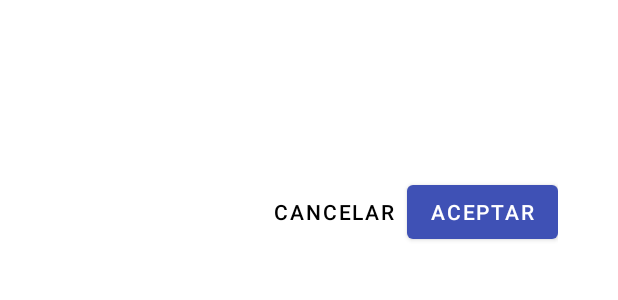
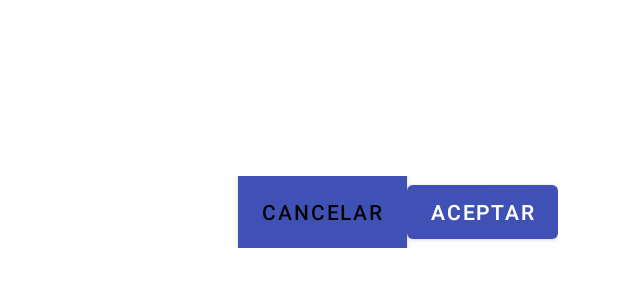
Before and after one commit to irvinjoao19/FiveSYS, an Android app: the layout dialog_message.xml on its own in the app's theme, with its tools: preview values and no code run, on a phone screen of 412 x 824 dp. Shown: the top 300 px of the screen. Run offline under Robolectric (Android 15) with nearby library versions, the phone set to English and light mode, and no system bars.

Commit message:
change irvin

```diff
--- a/app/src/main/java/com/fivesys/alphamanufacturas/fivesys/entities/Auditor.kt
+++ b/app/src/main/java/com/fivesys/alphamanufacturas/fivesys/entities/Auditor.kt
@@ -12,18 +12,20 @@ open class Auditor : RealmObject {
     var NombreCompleto: String = ""
     var Correo: String = ""
     var Clave: String = ""
+    var Error: String = ""
     //46936232
     //Qwerty12345-
 
     constructor() : super()
 
-    constructor(AuditorId: Int, TipoDocumentoId: Int, NroDocumento: String, NombreCompleto: String, Correo: String, Clave: String) : super() {
+    constructor(AuditorId: Int, TipoDocumentoId: Int, NroDocumento: String, NombreCompleto: String, Correo: String, Clave: String, Error: String) : super() {
         this.AuditorId = AuditorId
         this.TipoDocumentoId = TipoDocumentoId
         this.NroDocumento = NroDocumento
         this.NombreCompleto = NombreCompleto
         this.Correo = Correo
         this.Clave = Clave
+        this.Error = Error
     }
 
     constructor(TipoDocumentoId: Int, NroDocumento: String, Clave: String) : super() {
@@ -31,4 +33,6 @@ open class Auditor : RealmObject {
         this.NroDocumento = NroDocumento
         this.Clave = Clave
     }
+
+
 }
--- a/app/src/main/java/com/fivesys/alphamanufacturas/fivesys/helper/Dialog.java
+++ b/app/src/main/java/com/fivesys/alphamanufacturas/fivesys/helper/Dialog.java
@@ -1,7 +1,7 @@
 package com.fivesys.alphamanufacturas.fivesys.helper;
 
+
 import android.annotation.SuppressLint;
-import android.app.AlertDialog;
 import android.content.Context;
 import android.view.LayoutInflater;
 import android.view.View;
@@ -10,8 +10,8 @@ import android.widget.TextView;
 import com.fivesys.alphamanufacturas.fivesys.R;
 import com.google.android.material.button.MaterialButton;
 
+import androidx.appcompat.app.AlertDialog;
 import androidx.appcompat.view.ContextThemeWrapper;
-
 
 public class Dialog {
 
--- a/app/src/main/java/com/fivesys/alphamanufacturas/fivesys/helper/MessageError.kt
+++ b/app/src/main/java/com/fivesys/alphamanufacturas/fivesys/helper/MessageError.kt
@@ -6,14 +6,16 @@ open class MessageError {
     var ExceptionMessage: String? = null
     var ExceptionType: String? = null
     var StackTrace: String? = null
+    var Error: String? = null
 
     constructor()
 
-    constructor(Message: String?, ExceptionMessage: String?, ExceptionType: String?, StackTrace: String?) {
+    constructor(Message: String?, ExceptionMessage: String?, ExceptionType: String?, StackTrace: String?, Error: String?) {
         this.Message = Message
         this.ExceptionMessage = ExceptionMessage
         this.ExceptionType = ExceptionType
         this.StackTrace = StackTrace
+        this.Error = Error
     }
 
 
--- a/app/src/main/res/layout/dialog_message.xml
+++ b/app/src/main/res/layout/dialog_message.xml
@@ -1,5 +1,6 @@
 <?xml version="1.0" encoding="utf-8"?>
 <LinearLayout xmlns:android="http://schemas.android.com/apk/res/android"
+    xmlns:tools="http://schemas.android.com/tools"
     android:layout_width="match_parent"
     android:layout_height="wrap_content"
     android:layout_margin="20dp"
@@ -25,19 +26,20 @@
         android:gravity="end|bottom"
         android:orientation="horizontal">
 
-        <com.google.android.material.button.MaterialButton
+        <Button
             android:id="@+id/buttonCancelar"
-            style="@style/Widget.MaterialComponents.Button.TextButton"
             android:layout_width="wrap_content"
             android:layout_height="wrap_content"
+            android:background="@color/colorWhite"
             android:text="@string/cancel"
-            android:textColor="@color/colorBlack" />
+            android:textColor="@color/colorBlack"
+            tools:ignore="ButtonStyle" />
 
-        <com.google.android.material.button.MaterialButton
+        <Button
             android:id="@+id/buttonAceptar"
-            style="@style/Widget.MaterialComponents.Button"
             android:layout_width="wrap_content"
             android:layout_height="wrap_content"
-            android:text="@string/ok" />
+            android:text="@string/ok"
+            tools:ignore="ButtonStyle" />
     </LinearLayout>
 </LinearLayout>
```
Also changed, not shown: app/src/main/java/com/fivesys/alphamanufacturas/fivesys/helper/Util.kt (+32 -0 lines), app/src/main/java/com/fivesys/alphamanufacturas/fivesys/views/activities/LoginActivity.kt (+16 -10 lines).
